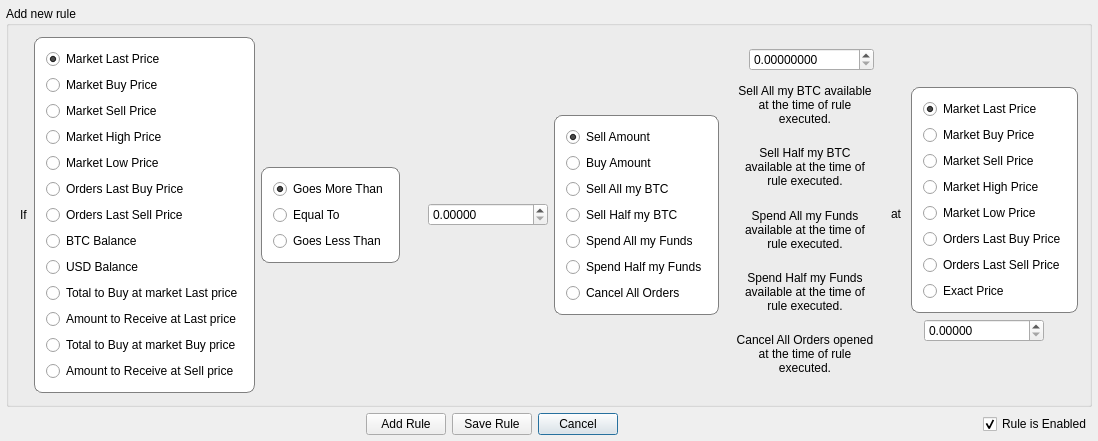
This is src/addrulewindow.ui in JulyIghor/QtBitcoinTrader as Qt 5 draws it before an edit. The edited form follows.
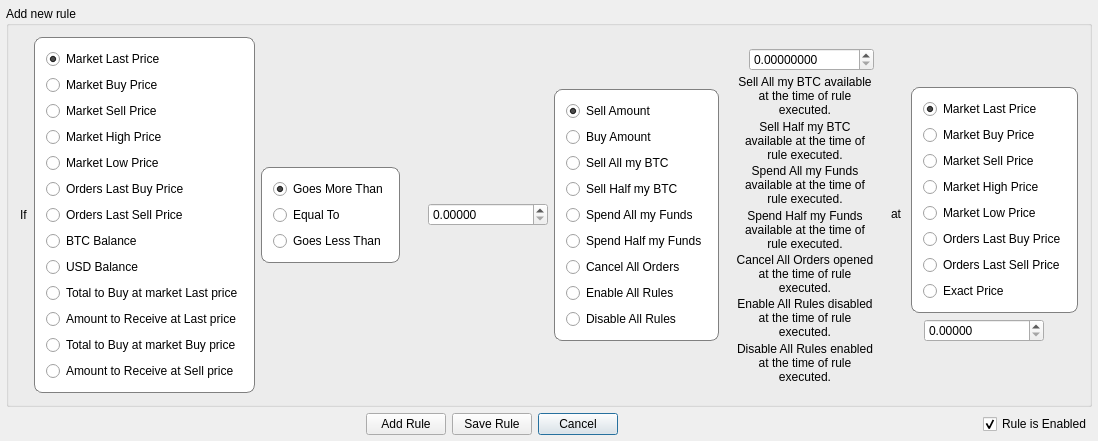
This is the edited form.

Diff of the .ui file:
```diff
--- a/src/addrulewindow.ui
+++ b/src/addrulewindow.ui
@@ -559,6 +559,74 @@
            </property>
           </widget>
          </item>
+         <item row="6" column="0" colspan="2">
+          <widget class="QLabel" name="labelEnableAllRules">
+           <property name="sizePolicy">
+            <sizepolicy hsizetype="Expanding" vsizetype="Preferred">
+             <horstretch>0</horstretch>
+             <verstretch>0</verstretch>
+            </sizepolicy>
+           </property>
+           <property name="minimumSize">
+            <size>
+             <width>0</width>
+             <height>0</height>
+            </size>
+           </property>
+           <property name="maximumSize">
+            <size>
+             <width>150</width>
+             <height>16777215</height>
+            </size>
+           </property>
+           <property name="accessibleName">
+            <string>ENABLE_ALL_RULES</string>
+           </property>
+           <property name="text">
+            <string>Enable All Rules disabled at the time of rule executed.</string>
+           </property>
+           <property name="alignment">
+            <set>Qt::AlignCenter</set>
+           </property>
+           <property name="wordWrap">
+            <bool>true</bool>
+           </property>
+          </widget>
+         </item>
+         <item row="7" column="0" colspan="2">
+          <widget class="QLabel" name="labelDisableAllRules">
+           <property name="sizePolicy">
+            <sizepolicy hsizetype="Expanding" vsizetype="Preferred">
+             <horstretch>0</horstretch>
+             <verstretch>0</verstretch>
+            </sizepolicy>
+           </property>
+           <property name="minimumSize">
+            <size>
+             <width>0</width>
+             <height>0</height>
+            </size>
+           </property>
+           <property name="maximumSize">
+            <size>
+             <width>150</width>
+             <height>16777215</height>
+            </size>
+           </property>
+           <property name="accessibleName">
+            <string>DISABLE_ALL_RULES</string>
+           </property>
+           <property name="text">
+            <string>Disable All Rules enabled at the time of rule executed.</string>
+           </property>
+           <property name="alignment">
+            <set>Qt::AlignCenter</set>
+           </property>
+           <property name="wordWrap">
+            <bool>true</bool>
+           </property>
+          </widget>
+         </item>
         </layout>
        </widget>
       </item>
@@ -692,6 +760,38 @@
            </property>
           </widget>
          </item>
+         <item>
+          <widget class="QRadioButton" name="checkEnableAllRules">
+           <property name="sizePolicy">
+            <sizepolicy hsizetype="Preferred" vsizetype="Fixed">
+             <horstretch>0</horstretch>
+             <verstretch>0</verstretch>
+            </sizepolicy>
+           </property>
+           <property name="accessibleName">
+            <string>ENABLE_ALL_RULES</string>
+           </property>
+           <property name="text">
+            <string>Enable All Rules</string>
+           </property>
+          </widget>
+         </item>
+         <item>
+          <widget class="QRadioButton" name="checkDisableAllRules">
+           <property name="sizePolicy">
+            <sizepolicy hsizetype="Preferred" vsizetype="Fixed">
+             <horstretch>0</horstretch>
+             <verstretch>0</verstretch>
+            </sizepolicy>
+           </property>
+           <property name="accessibleName">
+            <string>DISABLE_ALL_RULES</string>
+           </property>
+           <property name="text">
+            <string>Disable All Rules</string>
+           </property>
+          </widget>
+         </item>
         </layout>
        </widget>
       </item>
```
Left out of the diff: 200 changed lines with no effect on the pictures.
